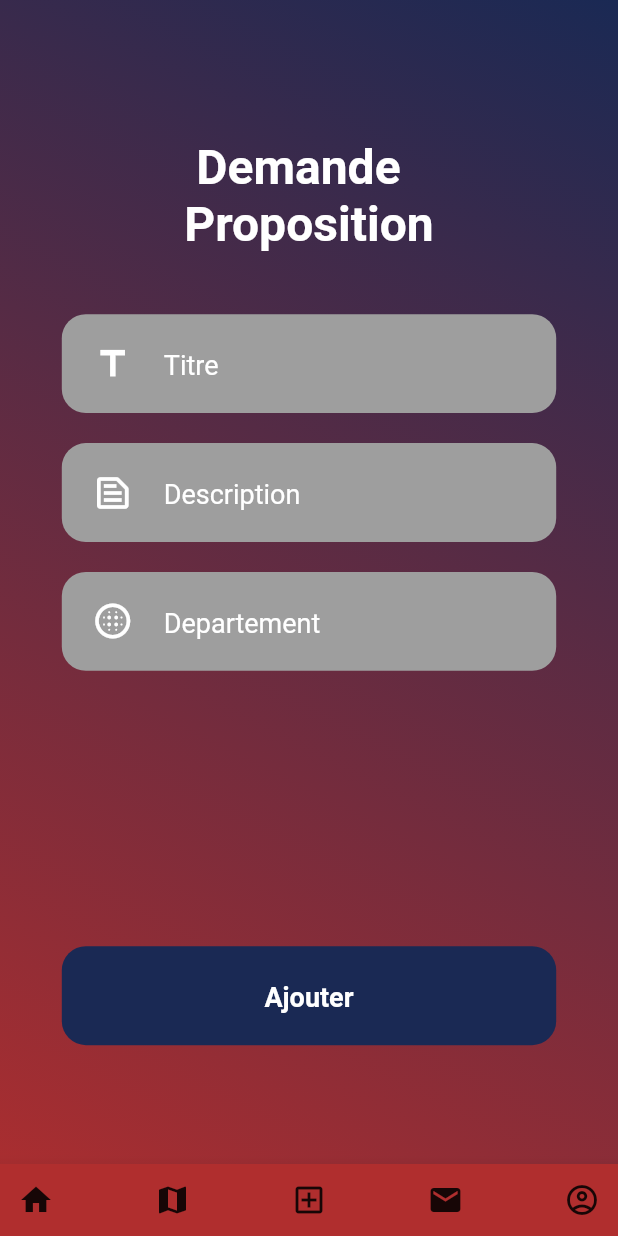
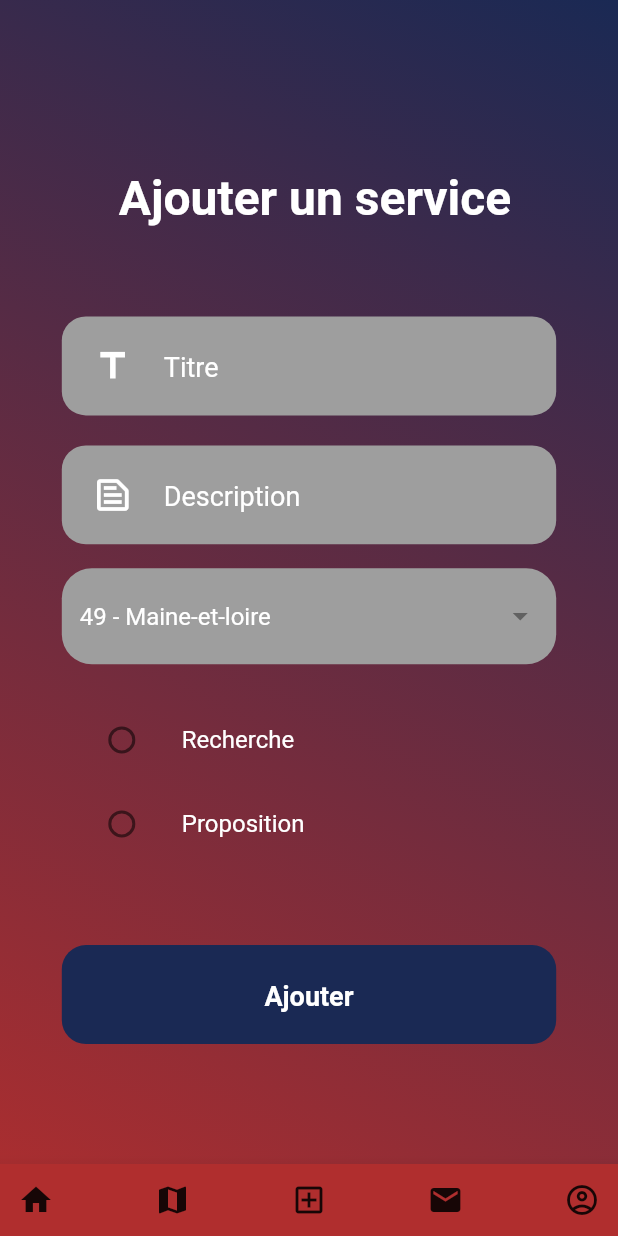
Before and after one commit to LeBonFrancais/app_le_bon_francais, a Flutter app: the NewService screen opened by its route, on a phone screen of 412 x 824 dp. Run offline on Flutter 3.47's test engine with Material 2 defaults, Android fonts, the light colour scheme and no system bars; our stand-ins replace fluttertoast, google_maps_flutter, rflutter_alert, webview_flutter; network calls fail.

```diff
--- a/lib/widgets/card.dart
+++ b/lib/class/card.dart
@@ -33,7 +33,7 @@ class CardWidget {
       nom: json['NOM'],
       prenom: json['PRENOM'],
       numDep: json['NUMERO_DEP'],
-      nomDep: json['NUM_DEP'],
+      nomDep: json['NOM_DEP'],
     );
   }
 }
--- a/lib/main.dart
+++ b/lib/main.dart
@@ -1,4 +1,5 @@
 import 'package:app_le_bon_francais/pallete.dart';
+import 'package:app_le_bon_francais/screens/new_service_screen.dart';
 import 'package:flutter/material.dart';
 import 'screens/screens.dart';
 import 'package:flutter/services.dart';
@@ -19,6 +20,7 @@ class _MyAppState extends State<MyApp> {
       DeviceOrientation.portraitUp,
       DeviceOrientation.portraitDown,
     ]);
+
     return MaterialApp(
       title: 'Le Bon Francais',
       debugShowCheckedModeBanner: false,
--- a/lib/screens/login_screen.dart
+++ b/lib/screens/login_screen.dart
@@ -34,7 +34,7 @@ class LoginScreen extends StatelessWidget {
                       'Se connecter',
                       style: TextStyle(
                           color: Colors.white,
-                          fontSize: 50,
+                          fontSize: 35,
                           fontWeight: FontWeight.bold),
                     ),
                   ),
--- a/lib/screens/new_service_screen.dart
+++ b/lib/screens/new_service_screen.dart
@@ -2,6 +2,88 @@ import 'package:app_le_bon_francais/pallete.dart';
 import 'package:app_le_bon_francais/widgets/widgets.dart';
 import 'package:flutter/material.dart';
 import 'package:fluttertoast/fluttertoast.dart';
+
+List<DropdownMenuItem<String>> get dropdownItems {
+  List<DropdownMenuItem<String>> menuItems = const [
+    DropdownMenuItem(
+        child: Text(
+          "35 - Ille-et-vilaine",
+          style: TextStyle(
+            color: Colors.white,
+          ),
+        ),
+        value: "35"),
+    DropdownMenuItem(
+        child: Text(
+          "36 - Indre-et-Loire",
+          style: TextStyle(
+            color: Colors.white,
+          ),
+        ),
+        value: "36"),
+    DropdownMenuItem(
+        child: Text(
+          "44 - Loire-Atlantique",
+          style: TextStyle(
+            color: Colors.white,
+          ),
+        ),
+        value: "44"),
+    DropdownMenuItem(
+        child: Text(
+          "49 - Maine-et-loire",
+          style: TextStyle(
+            color: Colors.white,
+          ),
+        ),
+        value: "49"),
+    DropdownMenuItem(
+        child: Text(
+          "53 - Mayenne",
+          style: TextStyle(
+            color: Colors.white,
+          ),
+        ),
+        value: "53"),
+    DropdownMenuItem(
+        child: Text(
+          "72 - Sarthe",
+          style: TextStyle(
+            color: Colors.white,
+          ),
+        ),
+        value: "72"),
+    DropdownMenuItem(
+        child: Text(
+          "85 - Vendée",
+          style: TextStyle(
+            color: Colors.white,
+          ),
+        ),
+        value: "85"),
+    DropdownMenuItem(
+        child: Text(
+          "86 - Vienne",
+          style: TextStyle(
+            color: Colors.white,
+          ),
+        ),
+        value: "86"),
+  ];
+  return menuItems;
+}
+
+/*
+Partie pour ajouter un service en base
+
+BDD : IDSERVICE, LIBELLE, DESCRIPTION, RECHERCHE (1 : recherche - 0: proposition), PUBLIQUE, IDINSCRIT
+
+Appeler l'API pour ajouter le service en BDD
+
+Vérifier que tous soit bien rempli
+Avec le choix du tye de service validé
+
+*/
 
 class NewService extends StatefulWidget {
   const NewService({Key? key}) : super(key: key);
@@ -14,6 +96,9 @@ class _NewServiceState extends State<NewService> {
   @override
   Widget build(BuildContext context) {
     Size size = MediaQuery.of(context).size;
+    Object? val = -1;
+    String selectedValue = "49";
+
     return Scaffold(
       bottomNavigationBar: const BtmAppBar(),
       extendBody: true,
@@ -36,7 +121,7 @@ class _NewServiceState extends State<NewService> {
             const Flexible(
               child: Center(
                 child: Text(
-                  ' Demande\nProposition',
+                  ' Ajouter un service',
                   style: TextStyle(
                       color: Colors.white,
                       fontSize: 32,
@@ -62,30 +147,83 @@ class _NewServiceState extends State<NewService> {
                   inputType: TextInputType.multiline,
                   inputAction: TextInputAction.next,
                 ),
-                const TextInputField(
-                  icon: Icons.blur_circular_outlined,
-                  hint: 'Departement',
-                  inputType: TextInputType.text,
-                  inputAction: TextInputAction.next,
+                const SizedBox(
+                  height: 6,
+                ),
+                SizedBox(
+                  height: size.height * 0.1,
+                  width: size.width * 0.8,
+                  child: DropdownButtonFormField(
+                      decoration: InputDecoration(
+                        iconColor: Colors.white,
+                        enabledBorder: OutlineInputBorder(
+                          borderSide: const BorderSide(
+                              color: Colors.transparent, width: 2),
+                          borderRadius: BorderRadius.circular(20),
+                        ),
+                        border: OutlineInputBorder(
+                          borderSide: const BorderSide(
+                              color: Colors.transparent, width: 2),
+                          borderRadius: BorderRadius.circular(20),
+                        ),
+                        filled: true,
+                        fillColor: Colors.grey,
+                      ),
+                      dropdownColor: Colors.grey,
+                      focusColor: Colors.white,
+                      value: selectedValue,
+                      onChanged: (String? newValue) {
+                        setState(() {
+                          selectedValue = newValue!;
+                        });
+                      },
+                      items: dropdownItems),
                 ),
                 const SizedBox(
-                  height: 25,
+                  height: 4,
                 ),
                 SizedBox(
-                  height: size.height * 0.15,
+                  height: size.height * 0.2,
                   width: size.width * 0.8,
                   child: Column(
                     //Radio button pour choisir entre recherche ou proposition
-                    children: <Radio>[
-                      /*
-                      RadioButtonInputElement(),
-                      RadioButtonInputElement(),
-                      */
+                    children: [
+                      ListTile(
+                        title: const Text(
+                          "Recherche",
+                          style: TextStyle(
+                            color: Colors.white,
+                          ),
+                        ),
+                        leading: Radio(
+                          value: 1,
+                          groupValue: val,
+                          onChanged: (value) {
+                            setState(() {
+                              val = value;
+                            });
+                          },
+                          activeColor: Palette.darkBlue,
+                        ),
+                      ),
+                      ListTile(
+                        title: const Text("Proposition",
+                            style: TextStyle(
+                              color: Colors.white,
+                            )),
+                        leading: Radio(
+                          value: 2,
+                          groupValue: val,
+                          onChanged: (value) {
+                            setState(() {
+                              val = value;
+                            });
+                          },
+                          activeColor: Palette.darkBlue,
+                        ),
+                      ),
                     ],
                   ),
-                ),
-                const SizedBox(
-                  height: 25,
                 ),
                 _button(context),
               ],
--- a/lib/screens/screens.dart
+++ b/lib/screens/screens.dart
@@ -8,4 +8,3 @@ export 'mail_screen.dart';
 export 'profil_page.dart';
 export 'splash_screen.dart';
 export 'service_web_screen.dart';
-export 'new_service_screen.dart';
--- a/lib/widgets/widgets.dart
+++ b/lib/widgets/widgets.dart
@@ -2,5 +2,5 @@ export 'password_input.dart';
 export 'text_field_input.dart';
 export 'rounded_button.dart';
 export 'background_image.dart';
-export 'card.dart';
+export '../class/card.dart';
 export 'btmappbar.dart';
```
Also changed, not shown: lib/class/departement.dart (added, +21 -0 lines), lib/screens/create_new_account.dart (+2 -28 lines), lib/screens/home.dart (+6 -5 lines).
